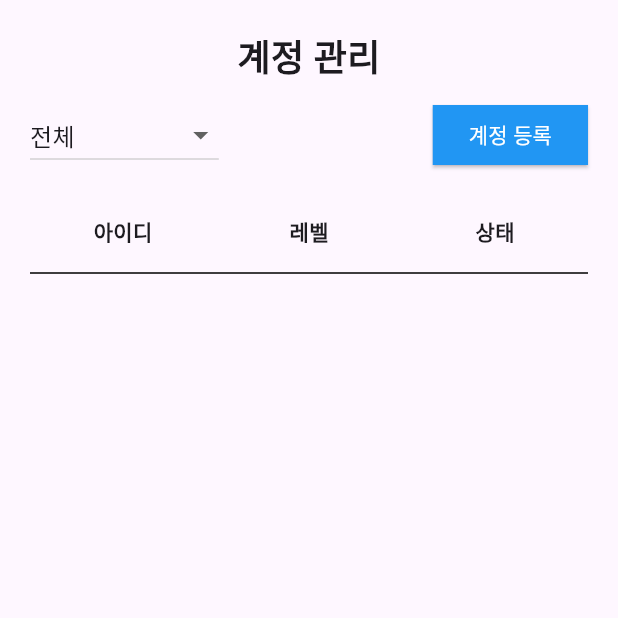
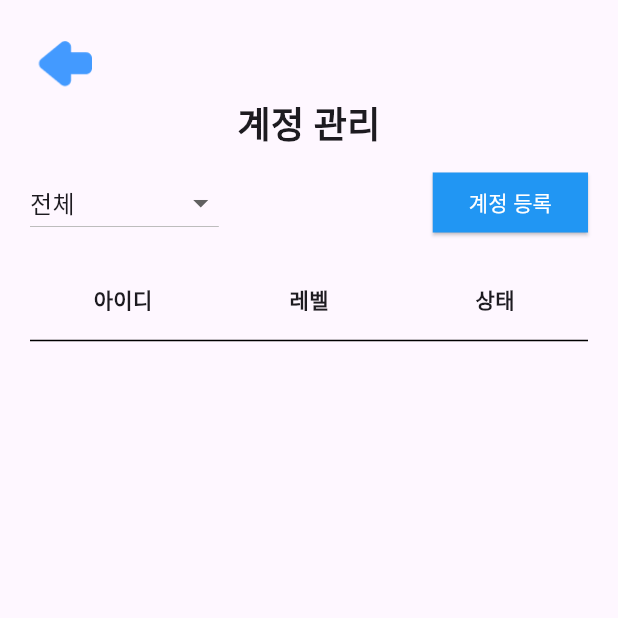
Before and after one commit to sweetpotatoju/Daywon_admin_FE, a Flutter app: the AdminAccountManagementPage screen opened directly with empty values, on a phone screen of 412 x 824 dp, the top half of it. Run offline on Flutter 3.47's test engine with Material 3 defaults, Android fonts, the phone set to English and light mode, and no system bars; network calls fail.

Commit message:
뒤로가기 버튼 추가

```diff
--- a/admin/lib/AdminAccountManagementPage.dart
+++ b/admin/lib/AdminAccountManagementPage.dart
@@ -120,6 +120,24 @@ class _AdminAccountManagementPageState
         padding: const EdgeInsets.all(20.0),
         child: Column(
           children: [
+            Row(
+              children: [
+                Positioned(
+                  top: 60,
+                  right: 0,
+                  child: GestureDetector(
+                    onTap: () {
+                      Navigator.pop(context);
+                    },
+                    child: Image.asset(
+                      'assets/img/backbtn.png',
+                      width: 45,
+                      height: 45,
+                    ),
+                  ),
+                ),
+              ],
+            ),
             const Text(
               '계정 관리',
               style: TextStyle(fontSize: 24, fontWeight: FontWeight.bold),
```
